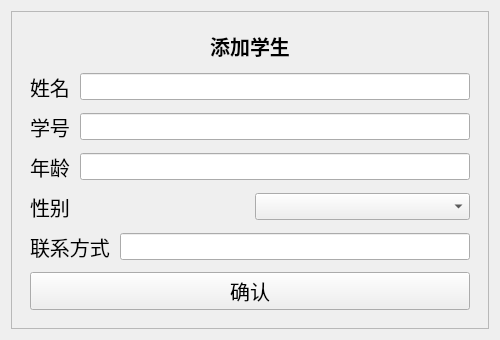
Before: the Qt Designer form ui/studentManagement.ui in JGSU-SoftwareEngineering/UtilityManagementSystem, drawn with Qt 5.
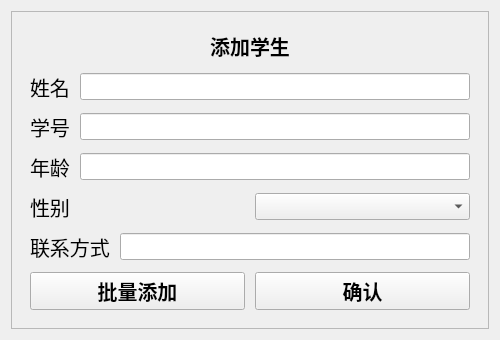
After: the same form once the commit is applied. Custom widgets are drawn as their Qt base class.

Commit message: 新增报修管理，剔除一些subWidget，加入excelReader，稍后用于批量导入学生数据

```diff
--- a/ui/studentManagement.ui
+++ b/ui/studentManagement.ui
@@ -7,7 +7,7 @@
     <x>0</x>
     <y>0</y>
     <width>500</width>
-    <height>320</height>
+    <height>336</height>
    </rect>
   </property>
   <property name="maximumSize">
@@ -209,11 +209,29 @@
           </item>
           <item>
            <layout class="QHBoxLayout" name="horizontalLayout_14">
+            <item>
+             <widget class="QPushButton" name="btnOfBulkAdd">
+              <property name="font">
+               <font>
+                <family>Arial</family>
+                <pointsize>15</pointsize>
+                <weight>75</weight>
+                <bold>true</bold>
+               </font>
+              </property>
+              <property name="text">
+               <string>批量添加</string>
+              </property>
+             </widget>
+            </item>
             <item>
              <widget class="QPushButton" name="btnOfAdd">
               <property name="font">
                <font>
+                <family>Arial</family>
                 <pointsize>15</pointsize>
+                <weight>75</weight>
+                <bold>true</bold>
                </font>
               </property>
               <property name="text">
```
Left out of the diff: 20 changed lines with no effect on the pictures. The commit also changes 15 other files.
